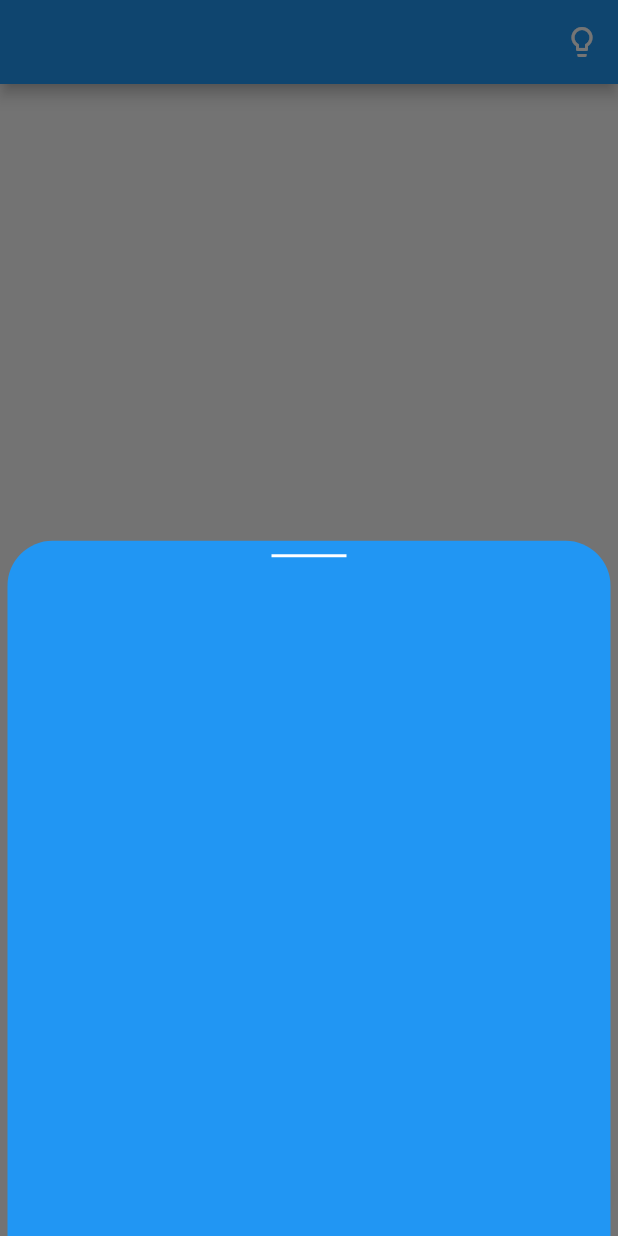
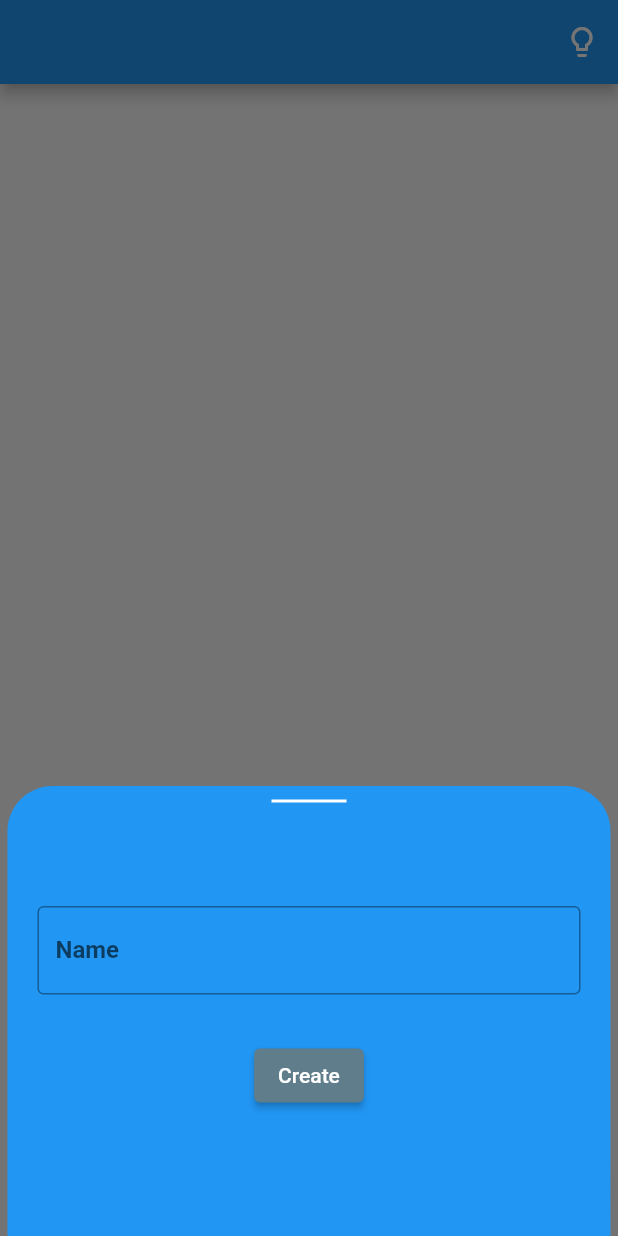
Before and after one commit to abhip1912/ScoreBoard, a Flutter app: the screen it shows after launch, after a tap on the "add" icon, on a phone screen of 412 x 824 dp. Run offline on Flutter 3.47's test engine with Material 2 defaults, Android fonts, the light colour scheme and no system bars; our stand-ins replace get.

```diff
--- a/lib/main.dart
+++ b/lib/main.dart
@@ -10,10 +10,6 @@ class MyApp extends StatelessWidget {
   // This widget is the root of your application.
   @override
   Widget build(BuildContext context) {
-    return MaterialApp(
-      title: 'Flutter Demo',
-      // theme: ThemeData.light(),
-      home: Home(),
-    );
+    return Home();
   }
 }
--- a/lib/page/homepage.dart
+++ b/lib/page/homepage.dart
@@ -1,4 +1,5 @@
 import 'package:flutter/material.dart';
+import 'package:scorebord/widget/bottomsheet.dart';
 import 'package:scorebord/widget/communmodual.dart';
 import 'package:scorebord/widget/reuseblecard.dart';
 import 'package:get/get.dart';
@@ -7,7 +8,9 @@ class Home extends StatelessWidget {
   @override
   Widget build(BuildContext context) {
     return GetMaterialApp(
-      // theme: ThemeData.dark()
+      theme: ThemeData.light(),
+      darkTheme: ThemeData.dark(),
+      themeMode: ThemeMode.light,
       home: Scaffold(
         appBar: AppBar(
           actions: [buildIconButton()],
@@ -24,33 +27,7 @@ class Home extends StatelessWidget {
           child: Icon(Icons.add),
           onPressed: () {
             Get.bottomSheet(
-              Container(
-                margin: EdgeInsets.only(
-                  left: 5,
-                  right: 5,
-                ),
-                decoration: BoxDecoration(
-                  color: Colors.blue,
-                  borderRadius: BorderRadius.only(
-                    topLeft: Radius.circular(30),
-                    topRight: Radius.circular(30),
-                  ),
-                ),
-                height: 500,
-                child: Column(
-                  children: [
-                    SizedBox(
-                      height: 20,
-                      width: 50,
-                      child: Divider(
-                        thickness: 2,
-                        color: Colors.white,
-                      ),
-                    )
-                  ],
-                ),
-              ),
-              isDismissible: false,
+              BottomShit(), // isDismissible: false,
               enableDrag: false,
             );
           },
--- /dev/null
+++ b/lib/widget/bottomsheet.dart
@@ -0,0 +1,69 @@
+import 'package:flutter/material.dart';
+import 'package:flutter/rendering.dart';
+
+class BottomShit extends StatelessWidget {
+  TextEditingController nameConroller;
+  @override
+  Widget build(BuildContext context) {
+    return Container(
+      margin: EdgeInsets.only(
+        left: 5,
+        right: 5,
+      ),
+      decoration: BoxDecoration(
+        color: Colors.blue,
+        borderRadius: BorderRadius.only(
+          topLeft: Radius.circular(30),
+          topRight: Radius.circular(30),
+        ),
+      ),
+      height: 300,
+      child: Column(
+        children: [
+          SizedBox(
+            height: 20,
+            width: 50,
+            child: Divider(
+              thickness: 2,
+              color: Colors.white,
+            ),
+          ),
+          SizedBox(
+            height: 50,
+          ),
+          Column(
+            crossAxisAlignment: CrossAxisAlignment.center,
+            mainAxisAlignment: MainAxisAlignment.center,
+            children: [
+              Padding(
+                padding:
+                    const EdgeInsets.symmetric(vertical: 10, horizontal: 20),
+                child: TextFormField(
+                  style: TextStyle(
+                      color: Colors.white, fontWeight: FontWeight.bold),
+                  keyboardType: TextInputType.text,
+                  controller: nameConroller,
+                  decoration: InputDecoration(
+                      fillColor: Colors.white,
+                      border: OutlineInputBorder(),
+                      hintText: "Enter Your Name",
+                      labelText: "Name"),
+                ),
+              ),
+              SizedBox(
+                height: 20,
+              ),
+              ElevatedButton(
+                onPressed: () {},
+                child: Text('Create'),
+                style: ButtonStyle(
+                  backgroundColor: MaterialStateProperty.all(Colors.blueGrey),
+                ),
+              )
+            ],
+          ),
+        ],
+      ),
+    );
+  }
+}
--- a/lib/widget/communmodual.dart
+++ b/lib/widget/communmodual.dart
@@ -19,7 +19,7 @@ IconButton buildIconButton() {
                 title: Text('Light Theam'),
                 onTap: () {
                   print('light theam');
-                  Get.changeTheme(ThemeData.light());
+                  Get.changeThemeMode(ThemeMode.light);
                 },
               ),
               ListTile(
@@ -27,7 +27,7 @@ IconButton buildIconButton() {
                 title: Text('Dark Theam'),
                 onTap: () {
                   print('darth theam');
-                  Get.changeTheme(ThemeData.dark());
+                  Get.changeThemeMode(ThemeMode.dark);
                 },
               ),
             ],
```
